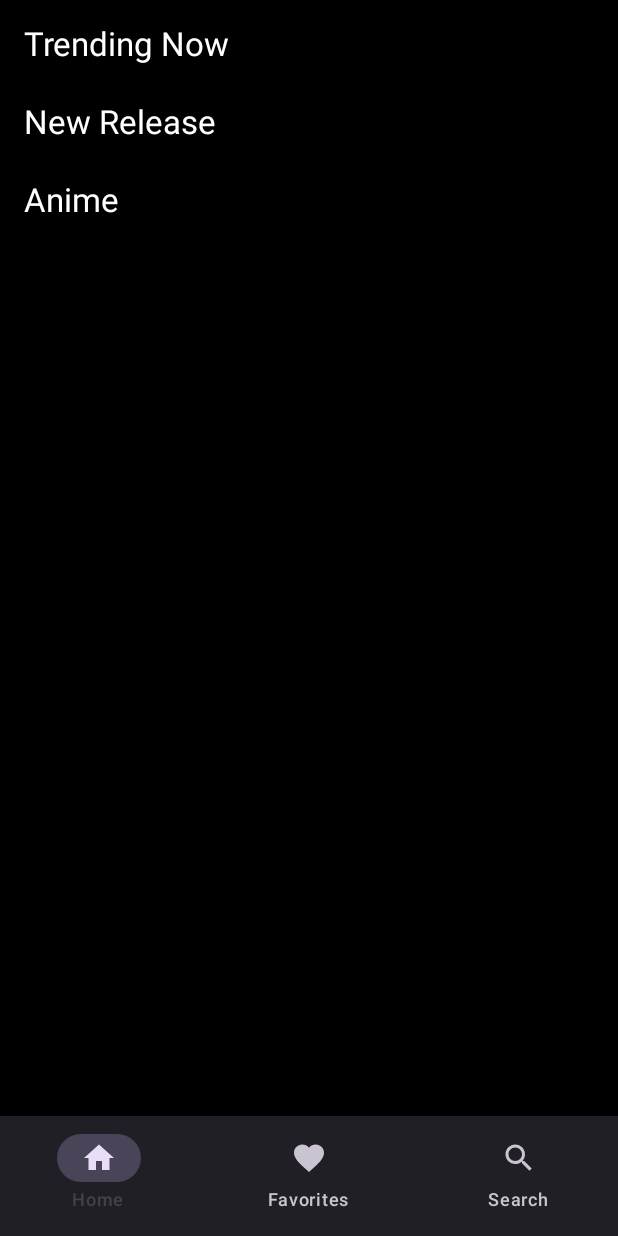
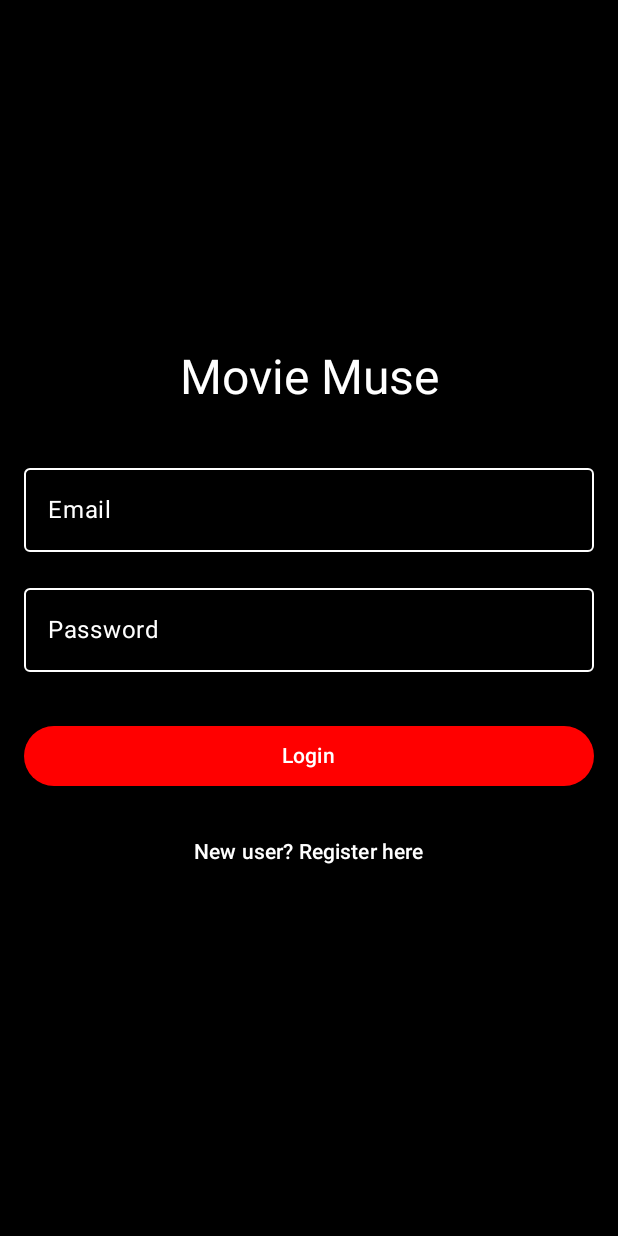
Before and after one commit to jilamikalalae/MovieMuse, an Android app built with Jetpack Compose: the screen it shows after launch (MainActivity), on a phone screen of 412 x 824 dp. Run offline under Robolectric (Android 15) with nearby library versions, the phone set to English and light mode, and no system bars.

Commit message:
Login and profile

```diff
--- a/app/src/main/java/com/example/moviemuse/MainActivity.kt
+++ b/app/src/main/java/com/example/moviemuse/MainActivity.kt
@@ -9,6 +9,7 @@ import androidx.compose.material.icons.Icons
 import androidx.compose.material.icons.filled.Favorite
 import androidx.compose.material.icons.filled.Home
 import androidx.compose.material.icons.filled.Search
+import androidx.compose.material.icons.filled.Person
 import androidx.compose.runtime.Composable
 import androidx.compose.runtime.getValue
 import androidx.compose.ui.Modifier
@@ -21,6 +22,9 @@ import androidx.navigation.compose.currentBackStackEntryAsState
 import androidx.navigation.compose.rememberNavController
 import androidx.navigation.navArgument
 import com.example.moviemuse.ui.theme.MovieMuseTheme
+import com.example.moviemuse.screens.LoginScreen
+import com.example.moviemuse.screens.RegisterScreen
+import com.example.moviemuse.screens.ProfileScreen
 import com.example.moviemuse.screens.ReviewScreen
 
 class MainActivity : ComponentActivity() {
@@ -38,16 +42,30 @@ class MainActivity : ComponentActivity() {
 @Composable
 fun MainScreen(navController: NavHostController) {
     Scaffold(
-        bottomBar = { BottomNavBar(navController) }
+        bottomBar = {
+            // Only show bottom bar on main screens
+            val currentRoute = navController.currentBackStackEntryAsState().value?.destination?.route
+            if (currentRoute in listOf("home", "favorites", "search", "profile")) {
+                BottomNavBar(navController)
+            }
+        }
     ) { innerPadding ->
         NavHost(
             navController = navController,
-            startDestination = "home",
+            startDestination = "login", // Changed to start with login
             modifier = Modifier.padding(innerPadding)
         ) {
+            // Auth routes
+            composable("login") { LoginScreen(navController) }
+            composable("register") { RegisterScreen(navController) }
+
+            // Main routes
             composable("home") { MovieListScreen(navController) }
             composable("favorites") { FavoritesScreen() }
             composable("search") { SearchScreen() }
+            composable("profile") { ProfileScreen(navController) }
+
+            // Detail routes
             composable(
                 "movieDetail/{movieId}",
                 arguments = listOf(navArgument("movieId") { type = NavType.IntType })
@@ -66,7 +84,6 @@ fun MainScreen(navController: NavHostController) {
     }
 }
 
-
 @Composable
 fun BottomNavBar(navController: NavHostController) {
     val navBackStackEntry by navController.currentBackStackEntryAsState()
@@ -77,19 +94,45 @@ fun BottomNavBar(navController: NavHostController) {
             icon = { Icon(Icons.Default.Home, contentDescription = "Home") },
             label = { Text("Home") },
             selected = currentRoute == "home",
-            onClick = { navController.navigate("home") { launchSingleTop = true } }
+            onClick = {
+                navController.navigate("home") {
+                    launchSingleTop = true
+                    popUpTo("home") { saveState = true }
+                }
+            }
         )
         NavigationBarItem(
             icon = { Icon(Icons.Default.Favorite, contentDescription = "Favorites") },
             label = { Text("Favorites") },
             selected = currentRoute == "favorites",
-            onClick = { navController.navigate("favorites") { launchSingleTop = true } }
+            onClick = {
+                navController.navigate("favorites") {
+                    launchSingleTop = true
+                    popUpTo("home") { saveState = true }
+                }
+            }
         )
         NavigationBarItem(
             icon = { Icon(Icons.Default.Search, contentDescription = "Search") },
             label = { Text("Search") },
             selected = currentRoute == "search",
-            onClick = { navController.navigate("search") { launchSingleTop = true } }
+            onClick = {
+                navController.navigate("search") {
+                    launchSingleTop = true
+                    popUpTo("home") { saveState = true }
+                }
+            }
+        )
+        NavigationBarItem(
+            icon = { Icon(Icons.Default.Person, contentDescription = "Profile") },
+            label = { Text("Profile") },
+            selected = currentRoute == "profile",
+            onClick = {
+                navController.navigate("profile") {
+                    launchSingleTop = true
+                    popUpTo("home") { saveState = true }
+                }
+            }
         )
     }
 }
--- /dev/null
+++ b/app/src/main/java/screens/LoginScreen.kt
@@ -0,0 +1,93 @@
+package com.example.moviemuse.screens
+
+import androidx.compose.foundation.background
+import androidx.compose.foundation.layout.*
+import androidx.compose.material3.*
+import androidx.compose.runtime.*
+import androidx.compose.ui.Alignment
+import androidx.compose.ui.Modifier
+import androidx.compose.ui.graphics.Color
+import androidx.compose.ui.text.input.PasswordVisualTransformation
+import androidx.compose.ui.unit.dp
+import androidx.navigation.NavHostController
+
+@OptIn(ExperimentalMaterial3Api::class)
+@Composable
+fun LoginScreen(navController: NavHostController) {
+    var email by remember { mutableStateOf("") }
+    var password by remember { mutableStateOf("") }
+
+    Column(
+        modifier = Modifier
+            .fillMaxSize()
+            .background(Color.Black)
+            .padding(16.dp),
+        horizontalAlignment = Alignment.CenterHorizontally,
+        verticalArrangement = Arrangement.Center
+    ) {
+        Text(
+            text = "Movie Muse",
+            style = MaterialTheme.typography.headlineLarge,
+            color = Color.White
+        )
+
+        Spacer(modifier = Modifier.height(32.dp))
+
+        OutlinedTextField(
+            value = email,
+            onValueChange = { email = it },
+            label = { Text("Email") },
+            colors = OutlinedTextFieldDefaults.colors(
+                focusedTextColor = Color.White,
+                unfocusedTextColor = Color.White,
+                focusedBorderColor = Color.Red,
+                unfocusedBorderColor = Color.White,
+                focusedLabelColor = Color.Red,
+                unfocusedLabelColor = Color.White,
+                cursorColor = Color.Red
+            ),
+            modifier = Modifier.fillMaxWidth()
+        )
+
+        Spacer(modifier = Modifier.height(16.dp))
+
+        OutlinedTextField(
+            value = password,
+            onValueChange = { password = it },
+            label = { Text("Password") },
+            visualTransformation = PasswordVisualTransformation(),
+            colors = OutlinedTextFieldDefaults.colors(
+                focusedTextColor = Color.White,
+                unfocusedTextColor = Color.White,
+                focusedBorderColor = Color.Red,
+                unfocusedBorderColor = Color.White,
+                focusedLabelColor = Color.Red,
+                unfocusedLabelColor = Color.White,
+                cursorColor = Color.Red
+            ),
+            modifier = Modifier.fillMaxWidth()
+        )
+
+        Spacer(modifier = Modifier.height(32.dp))
+
+        Button(
+            onClick = {
+                navController.navigate("home") {
+                    popUpTo("login") { inclusive = true }
+                }
+            },
+            colors = ButtonDefaults.buttonColors(containerColor = Color.Red),
+            modifier = Modifier.fillMaxWidth()
+        ) {
+            Text("Login")
+        }
+
+        Spacer(modifier = Modifier.height(16.dp))
+
+        TextButton(
+            onClick = { navController.navigate("register") }
+        ) {
+            Text("New user? Register here", color = Color.White)
+        }
+    }
+}
```
Also changed, not shown: app/src/main/java/model/UserData.kt (added, +9 -0 lines), app/src/main/java/screens/ProfileScreen.kt (added, +237 -0 lines), app/src/main/java/screens/RegisterScreen.kt (added, +160 -0 lines).
